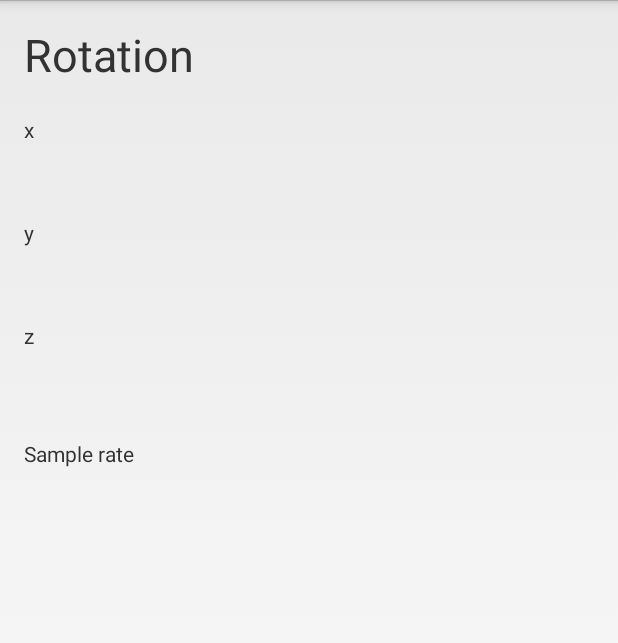
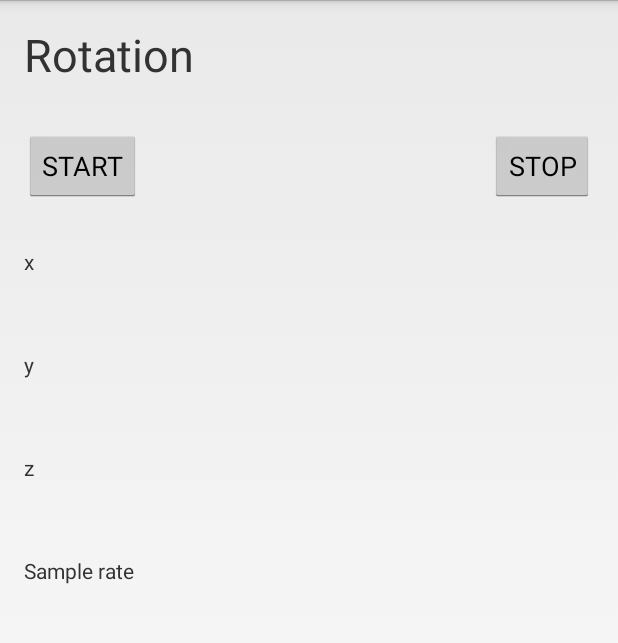
Before and after one commit to AmdAero/SensorTest, an Android app: the layout rotation.xml on its own in the app's theme, with its tools: preview values and no code run, on a phone screen of 412 x 824 dp, the part 72-715 px from its top. Run offline under Robolectric (Android 15) with nearby library versions, the phone set to English and light mode, and no system bars.

Commit message:
Ported Rotation activity to Fragment implementation Added start and stop buttons for the sensor!

```diff
--- a/app/src/main/java/com/example/brecht/sensortest/Accelero.java
+++ b/app/src/main/java/com/example/brecht/sensortest/Accelero.java
@@ -75,7 +75,7 @@ public class Accelero extends ActionBarActivity implements SensorEventListener {
                 startActivity(i);
                 return true;
             case R.id.rotation:
-                i = new Intent(Accelero.this , Rotation.class);
+                i = new Intent(Accelero.this , RotationFragment.class);
                 startActivity(i);
                 return true;
             case R.id.fileWriter:
--- a/app/src/main/java/com/example/brecht/sensortest/Gravity_raw.java
+++ b/app/src/main/java/com/example/brecht/sensortest/Gravity_raw.java
@@ -66,7 +66,7 @@ public class Gravity_raw extends ActionBarActivity implements SensorEventListene
                 startActivity(i);
                 return true;
             case R.id.rotation:
-                i = new Intent(Gravity_raw.this , Rotation.class);
+                i = new Intent(Gravity_raw.this , RotationFragment.class);
                 startActivity(i);
                 return true;
             case R.id.fileWriter:
--- a/app/src/main/java/com/example/brecht/sensortest/Gyroscope.java
+++ b/app/src/main/java/com/example/brecht/sensortest/Gyroscope.java
@@ -66,7 +66,7 @@ public class Gyroscope extends ActionBarActivity implements SensorEventListener
                 startActivity(i);
                 return true;
             case R.id.rotation:
-                i = new Intent(Gyroscope.this , Rotation.class);
+                i = new Intent(Gyroscope.this , RotationFragment.class);
                 startActivity(i);
                 return true;
             case R.id.fileWriter:
--- a/app/src/main/java/com/example/brecht/sensortest/Magnetometer.java
+++ b/app/src/main/java/com/example/brecht/sensortest/Magnetometer.java
@@ -66,7 +66,7 @@ public class Magnetometer extends ActionBarActivity implements SensorEventListen
                 startActivity(i);
                 return true;
             case R.id.rotation:
-                i = new Intent(Magnetometer.this , Rotation.class);
+                i = new Intent(Magnetometer.this , RotationFragment.class);
                 startActivity(i);
                 return true;
             case R.id.fileWriter:
--- a/app/src/main/java/com/example/brecht/sensortest/MainActivity.java
+++ b/app/src/main/java/com/example/brecht/sensortest/MainActivity.java
@@ -49,7 +49,7 @@ public class MainActivity extends FragmentActivity implements ActionBar.TabListe
         actionbar.setNavigationMode(ActionBar.NAVIGATION_MODE_TABS);
         actionbar.addTab(StopwatchTab);
         actionbar.addTab(LoginTab);
-        //actionbar.addTab(RotationTab);
+        actionbar.addTab(RotationTab);
 
 
         viewPager.setOnPageChangeListener(new ViewPager.SimpleOnPageChangeListener() {
--- a/app/src/main/java/com/example/brecht/sensortest/SwipePageAdapter.java
+++ b/app/src/main/java/com/example/brecht/sensortest/SwipePageAdapter.java
@@ -19,8 +19,8 @@ public class SwipePageAdapter extends FragmentPagerAdapter {
                 return new Stopwatch();
             case 1:
                 return new RootLoginFragment();
-            //case 2:
-                //return new Rotation();
+            case 2:
+                return new RotationFragment();
             default:
                 break;
         }
@@ -30,6 +30,6 @@ public class SwipePageAdapter extends FragmentPagerAdapter {
 
     @Override
     public int getCount() {
-        return 2;
+        return 3;
     }
 }
--- a/app/src/main/res/layout/rotation.xml
+++ b/app/src/main/res/layout/rotation.xml
@@ -12,15 +12,32 @@
         android:orientation="vertical"
         >
 
-
-
         <TextView
             android:layout_width="fill_parent"
             android:layout_height="wrap_content"
             android:textSize="30sp"
             android:text="@string/rotation_head"
-            android:layout_marginBottom="20dp"
+            android:layout_marginBottom="30dp"
             />
+
+        <RelativeLayout
+            android:layout_marginBottom="30dp"
+            android:layout_width="fill_parent"
+            android:layout_height="match_parent"
+            >
+
+            <Button
+                android:layout_width="wrap_content"
+                android:layout_height="wrap_content"
+                android:text="@string/startText"
+                android:id="@+id/btnStart"/>
+            <Button
+                android:layout_width="wrap_content"
+                android:layout_height="wrap_content"
+                android:text="@string/stopText"
+                android:layout_alignParentRight="true"
+                android:id="@+id/btnStop"/>
+        </RelativeLayout>
 
         <TextView android:text="x" android:layout_width="wrap_content"
             android:layout_height="wrap_content" />
@@ -55,7 +72,7 @@
 
         <TextView android:text="@string/sensor_samplerate" android:layout_width="wrap_content"
             android:layout_height="wrap_content"
-            android:layout_marginTop="40dp"/>
+            android:layout_marginTop="30dp"/>
 
         <TextView
             android:layout_width="fill_parent"
--- a/app/src/main/res/values/strings.xml
+++ b/app/src/main/res/values/strings.xml
@@ -34,7 +34,7 @@
     <string name="timer">00:00:00</string>
     <string name="startText">START</string>
     <string name="resetText">RESET</string>
-    <string name="stopText">PAUSE</string>
+    <string name="stopText">STOP</string>
 
 
 </resources>
```
Also changed, not shown: app/src/main/java/com/example/brecht/sensortest/LoginFragment.java (+7 -7 lines), app/src/main/java/com/example/brecht/sensortest/Rotation.java (deleted, +0 -157 lines), app/src/main/java/com/example/brecht/sensortest/RotationFragment.java (added, +138 -0 lines), app/src/main/java/com/example/brecht/sensortest/Stopwatch.java (+7 -14 lines).
